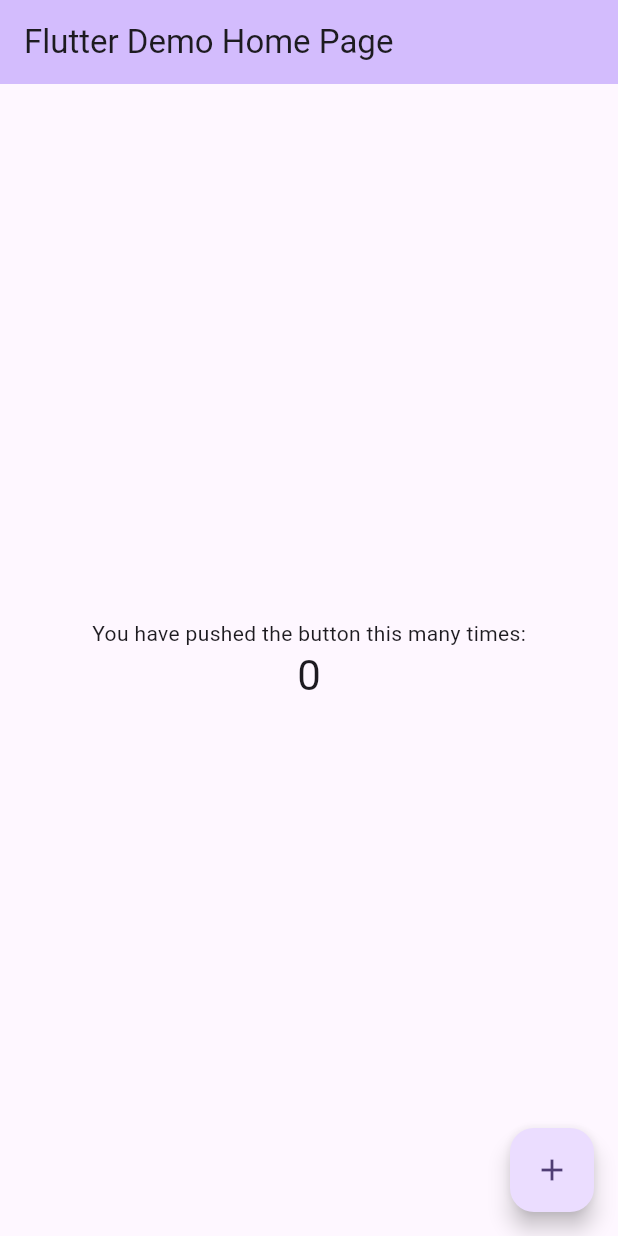
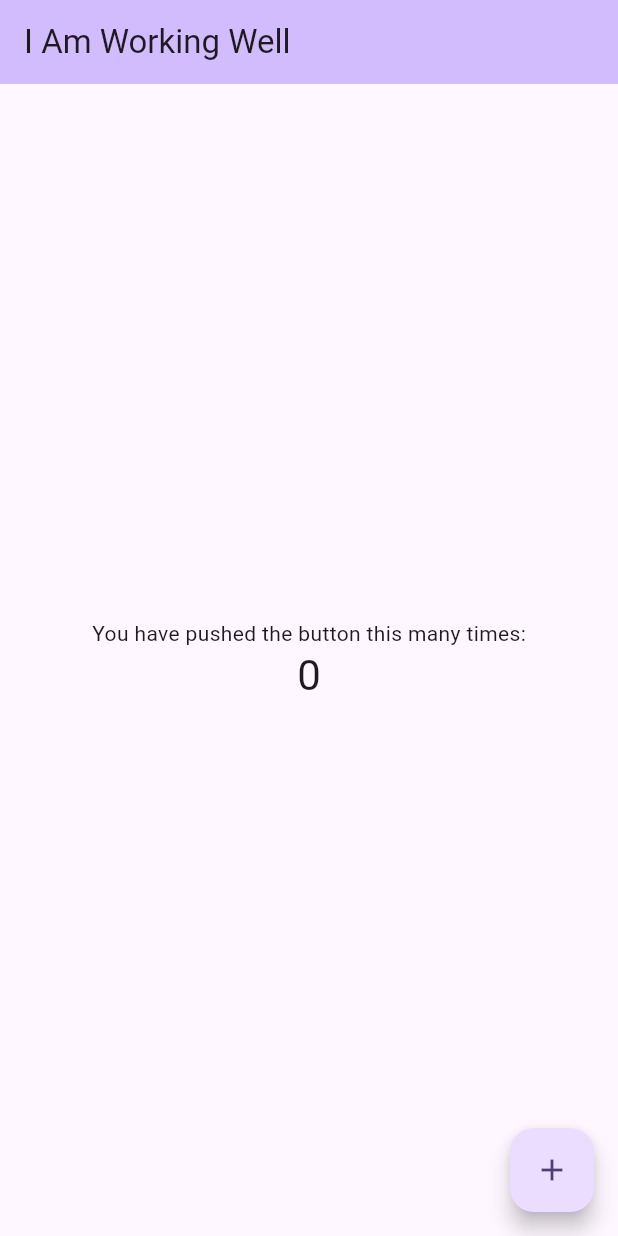
Before and after one commit to kroikie/charlie, a Flutter app: the screen it shows after launch, on a phone screen of 412 x 824 dp. Run offline on Flutter 3.47's test engine with Material 2 defaults, Android fonts, the phone set to English and light mode, and no system bars.

Commit message:
feat: update home page title

```diff
--- a/lib/main.dart
+++ b/lib/main.dart
@@ -16,7 +16,7 @@ class MyApp extends StatelessWidget {
         colorScheme: ColorScheme.fromSeed(seedColor: Colors.deepPurple),
         useMaterial3: true,
       ),
-      home: const MyHomePage(title: 'Flutter Demo Home Page'),
+      home: const MyHomePage(title: 'I Am Working Well'),
     );
   }
 }
```
